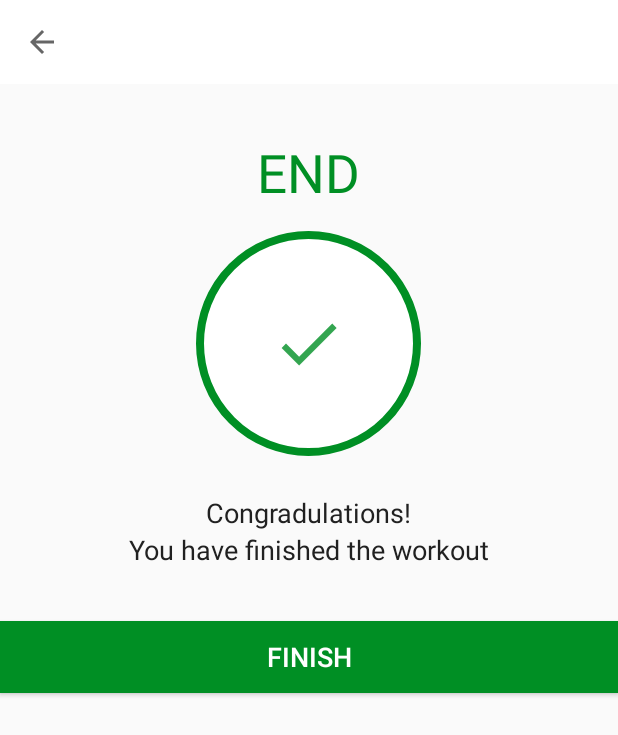
After one commit to liguopengbenli/workoutAPP, an Android app: the FinishActivity screen opened directly, with no data from a screen before it, on a phone screen of 412 x 824 dp. The commit adds this screen. Shown: the top 735 px of the screen. Run offline under Robolectric (Android 15) with nearby library versions, the phone set to English and light mode, and no system bars.

Commit message:
Activity lifecycle add finish activity + custom toolbar back btn

```diff
--- a/app/src/main/AndroidManifest.xml
+++ b/app/src/main/AndroidManifest.xml
@@ -9,14 +9,18 @@
         android:roundIcon="@mipmap/ic_launcher_round"
         android:supportsRtl="true"
         android:theme="@style/AppTheme">
-        <activity android:name=".ExerciseActivity"
+        <activity android:name=".FinishActivity"
+                  android:screenOrientation="portrait"
+                  android:theme="@style/Theme.AppCompat.Light.NoActionBar"
+            />
+        <activity
+            android:name=".ExerciseActivity"
             android:screenOrientation="portrait"
-            android:theme="@style/Theme.AppCompat.NoActionBar"
-            ></activity>
+            android:theme="@style/Theme.AppCompat.Light.NoActionBar" />
         <activity
             android:name=".MainActivity"
             android:screenOrientation="portrait"
-            android:theme="@style/Theme.AppCompat.NoActionBar">
+            android:theme="@style/Theme.AppCompat.Light.NoActionBar">
             <intent-filter>
                 <action android:name="android.intent.action.MAIN" />
 
--- a/app/src/main/java/com/lig/a7minuteworkout/ExerciseActivity.kt
+++ b/app/src/main/java/com/lig/a7minuteworkout/ExerciseActivity.kt
@@ -1,5 +1,6 @@
 package com.lig.a7minuteworkout
 
+import android.content.Intent
 import android.media.MediaPlayer
 import androidx.appcompat.app.AppCompatActivity
 import android.os.Bundle
@@ -106,7 +107,9 @@ class ExerciseActivity : AppCompatActivity(), TextToSpeech.OnInitListener {
                     exerciseAdapter!!.notifyDataSetChanged()
                     setupRestView()
                 }else{
-                    Toast.makeText(this@ExerciseActivity, "You have completed workout",Toast.LENGTH_SHORT).show()
+                    finish() // get ride of ex activity
+                    val intent = Intent(this@ExerciseActivity, FinishActivity::class.java)
+                    startActivity(intent)
                 }
             }
         }.start()
--- /dev/null
+++ b/app/src/main/java/com/lig/a7minuteworkout/FinishActivity.kt
@@ -0,0 +1,24 @@
+package com.lig.a7minuteworkout
+
+import androidx.appcompat.app.AppCompatActivity
+import android.os.Bundle
+import kotlinx.android.synthetic.main.activity_finish.*
+
+class FinishActivity : AppCompatActivity() {
+    override fun onCreate(savedInstanceState: Bundle?) {
+        super.onCreate(savedInstanceState)
+        setContentView(R.layout.activity_finish)
+
+        setSupportActionBar(toolbar_finish_activity)
+        supportActionBar?.setDisplayHomeAsUpEnabled(true)
+
+        toolbar_finish_activity.setNavigationOnClickListener {
+            onBackPressed()
+        }
+
+        btnFinish.setOnClickListener {
+            finish() //kill the activity back to main activity
+        }
+
+    }
+}
--- /dev/null
+++ b/app/src/main/res/drawable/ic_action_done.xml
@@ -0,0 +1,14 @@
+<?xml version="1.0" encoding="utf-8"?>
+<vector xmlns:android="http://schemas.android.com/apk/res/android"
+    android:width="24dp"
+    android:height="24dp"
+    android:viewportHeight="24"
+    android:viewportWidth="24"
+    android:tint="#008F24"
+    android:alpha="0.8"
+    >
+    <path
+        android:fillColor="#FF000000"
+        android:pathData="M9,16.2L4.8,12l-1.4,1.4L9,19 21,7l-1.4,-1.4L9,16.2z" />
+
+</vector>
--- /dev/null
+++ b/app/src/main/res/layout/activity_finish.xml
@@ -0,0 +1,70 @@
+<?xml version="1.0" encoding="utf-8"?>
+<LinearLayout xmlns:android="http://schemas.android.com/apk/res/android"
+    xmlns:tools="http://schemas.android.com/tools"
+    android:layout_width="match_parent"
+    android:layout_height="match_parent"
+    tools:context=".FinishActivity"
+    android:gravity="center_horizontal"
+    android:orientation="vertical">
+
+<androidx.appcompat.widget.Toolbar
+    android:id="@+id/toolbar_finish_activity"
+    android:layout_width="match_parent"
+    android:layout_height="?android:actionBarSize"
+    android:background="#FFFFFF"/>
+
+    <TextView
+        android:id="@+id/tvEnd"
+        android:layout_width="wrap_content"
+        android:layout_height="wrap_content"
+        android:layout_marginTop="35dp"
+        android:text="END"
+        android:layout_gravity="center"
+        android:textColor="@color/colorAccent"
+        android:textSize="35sp"
+        />
+
+    <LinearLayout
+        android:layout_width="150dp"
+        android:layout_height="150dp"
+        android:layout_gravity="center"
+        android:layout_marginTop="15dp"
+        android:background="@drawable/item_circular_color_accent_border"
+        android:gravity="center">
+
+        <ImageView
+            android:layout_width="50dp"
+            android:layout_height="50dp"
+            android:contentDescription="@string/image"
+            android:src="@drawable/ic_action_done"
+            />
+    </LinearLayout>
+
+    <TextView
+        android:layout_width="wrap_content"
+        android:layout_height="wrap_content"
+        android:layout_marginTop="25dp"
+        android:text="Congradulations!"
+        android:textColor="#212121"
+        android:textSize="18sp"/>
+
+    <TextView
+        android:layout_width="wrap_content"
+        android:layout_height="wrap_content"
+        android:text="You have finished the workout"
+        android:textColor="#212121"
+        android:textSize="18sp"/>
+
+    <Button
+        android:id="@+id/btnFinish"
+        android:layout_width="match_parent"
+        android:layout_height="wrap_content"
+        android:layout_gravity="bottom"
+        android:layout_marginTop="35dp"
+        android:background="@color/colorAccent"
+        android:text="FINISH"
+        android:textColor="#FFFFFF"
+        android:textSize="18sp"/>
+
+
+</LinearLayout>
```
